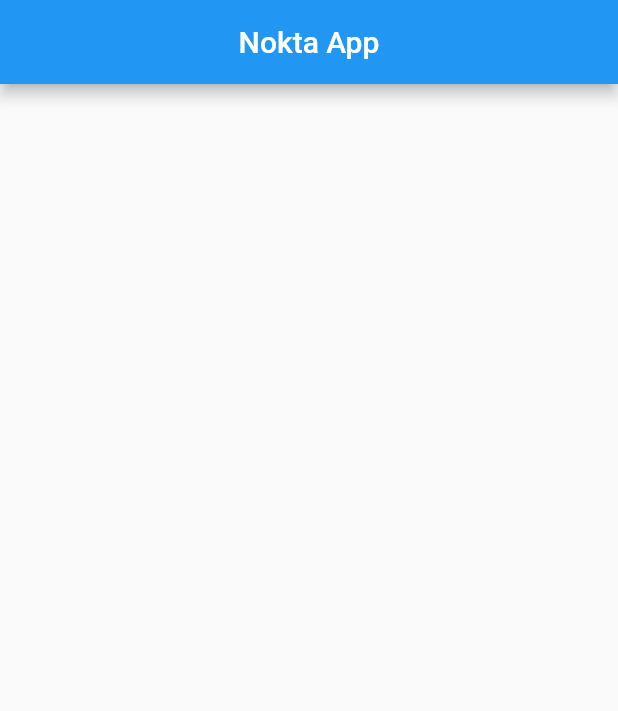
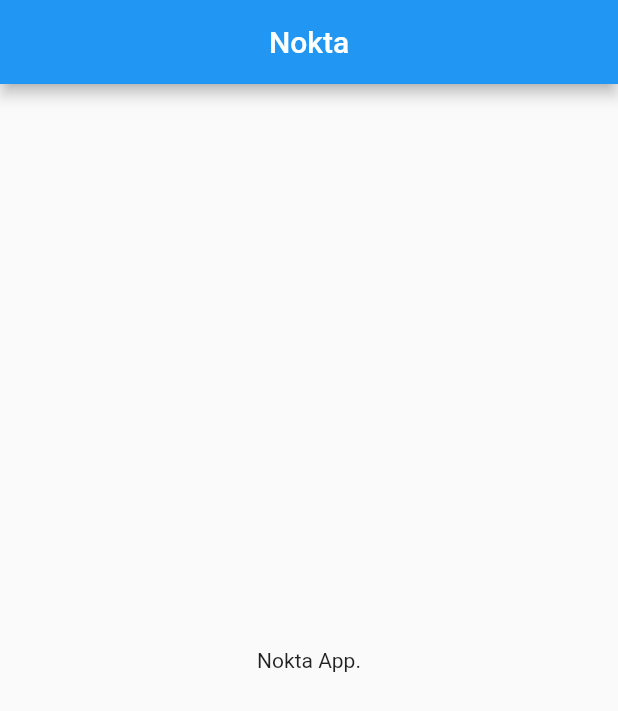
Before and after one commit to NoktaApp/Nokta, a Flutter app: the screen it shows after launch, on a phone screen of 412 x 824 dp. Shown: the top 711 px of the screen. Run offline on Flutter 3.47's test engine with Material 2 defaults, Android fonts, the light colour scheme and no system bars.

Commit message:
Update firstscreen.dart

```diff
--- a/lib/screens/firstscreen.dart
+++ b/lib/screens/firstscreen.dart
@@ -14,10 +14,15 @@ class FirstScreenState extends State<FirstScreen> {
         centerTitle: true,
         //Uygulamanın başlığı
         title: Text(
-          'Nokta App',
+          'Nokta',
         ),
       ),
-      body: Container(),
+      body: Center(
+        child: Text(
+          'Nokta App.',
+          textAlign: TextAlign.center,
+        ),
+      ),
     );
   }
 }
```
